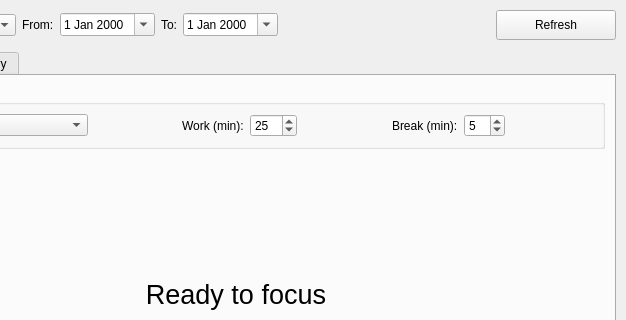
This is src/ActivityDashboard.ui in Kvazarus/Activity_Insight as Qt 5 draws it before an edit; both pictures show x 154 to 780 and y 0 to 320 of the 780 by 680 pixel window. The edited form follows.
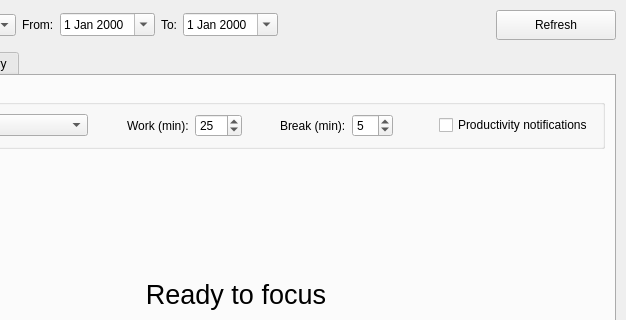
This is the edited form. The open tabs and pages were chosen to show the change. Custom widgets are drawn as their Qt base class.

Commit message: added focus session notifications and IDLE checks

```diff
--- a/src/ActivityDashboard.ui
+++ b/src/ActivityDashboard.ui
@@ -1102,6 +1102,13 @@
                  </property>
                 </spacer>
                </item>
+               <item>
+                <widget class="QCheckBox" name="productivityNotificationsCheckBox">
+                 <property name="text">
+                  <string>Productivity notifications</string>
+                 </property>
+                </widget>
+               </item>
               </layout>
              </widget>
             </item>
```
Left out of the diff: 2 changed lines with no effect on the pictures. The commit also changes 9 other files.
